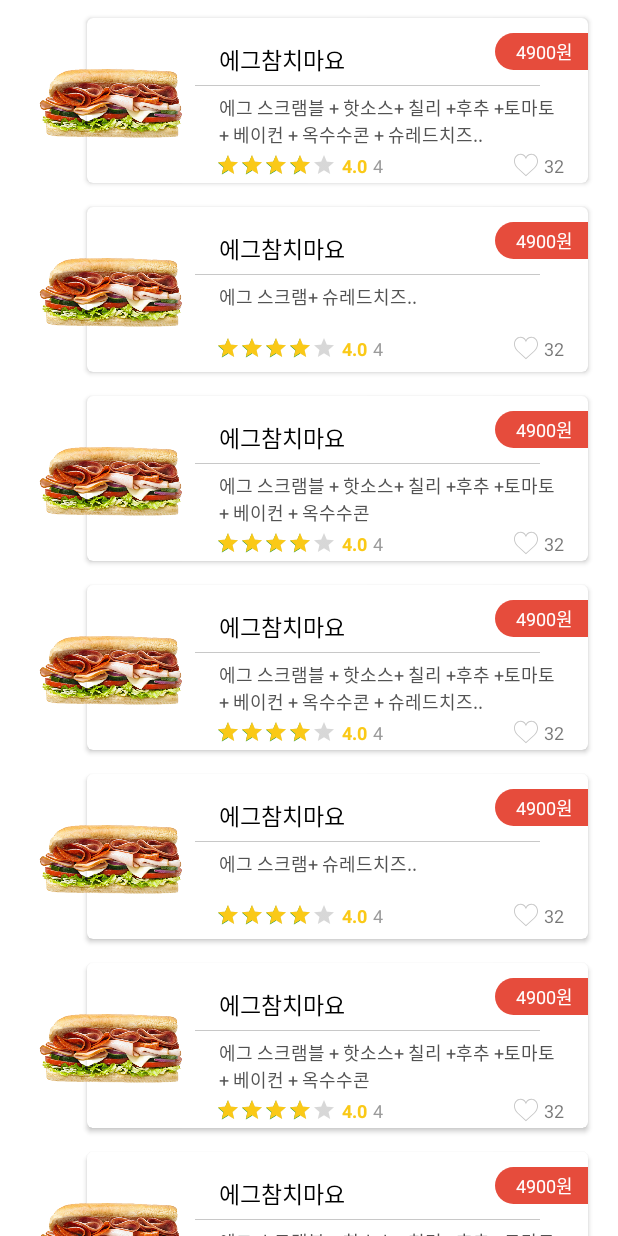
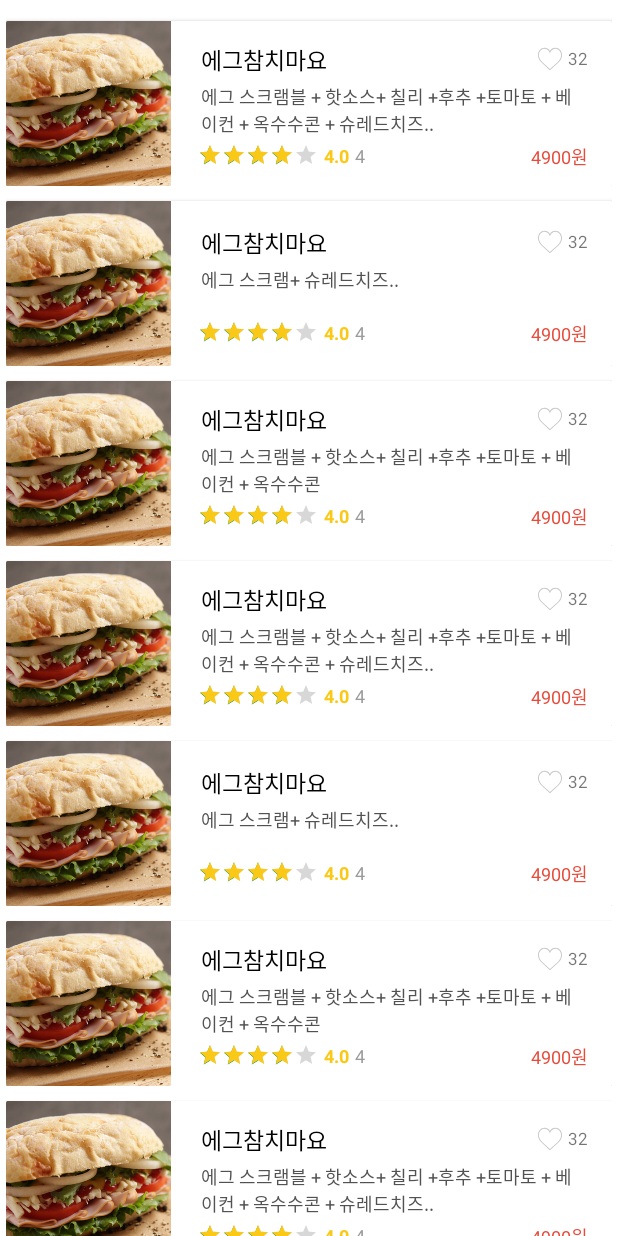
Before and after one commit to taeiim/Subway, an Android app: the fragment MypageServeRecyclerFragment shown on its own in the app's theme, on a phone screen of 412 x 824 dp. Run offline under Robolectric (Android 15) with nearby library versions, the phone set to English and light mode, and no system bars.

Commit message:
Change HoneyAll Linear item xml

```diff
--- a/app/src/main/java/com/example/parktaeim/subway/Adapter/HoneyAllAdapter.java
+++ b/app/src/main/java/com/example/parktaeim/subway/Adapter/HoneyAllAdapter.java
@@ -6,7 +6,9 @@ import android.support.v7.widget.RecyclerView;
 import android.view.LayoutInflater;
 import android.view.View;
 import android.view.ViewGroup;
+import android.widget.CompoundButton;
 import android.widget.ImageView;
+import android.widget.LinearLayout;
 import android.widget.RatingBar;
 import android.widget.TextView;
 import android.widget.ToggleButton;
@@ -14,6 +16,7 @@ import android.widget.ToggleButton;
 import com.example.parktaeim.subway.Activity.HoneyDetailActivity;
 import com.example.parktaeim.subway.Model.HoneyAllItem;
 import com.example.parktaeim.subway.R;
+import com.example.parktaeim.subway.SubwayAnimation;
 
 import java.util.ArrayList;
 
@@ -25,6 +28,7 @@ public class HoneyAllAdapter extends RecyclerView.Adapter<RecyclerView.ViewHolde
     private ArrayList<HoneyAllItem> honeyAllItemArrayList = new ArrayList<>();
     private int recyclerViewType;
     private Context context;
+    private SubwayAnimation subwayAnimation = new SubwayAnimation();
 
     public HoneyAllAdapter(ArrayList<HoneyAllItem> honeyAllItemArrayList, int recyclerViewType , Context context) {
         this.honeyAllItemArrayList = honeyAllItemArrayList;
@@ -35,11 +39,11 @@ public class HoneyAllAdapter extends RecyclerView.Adapter<RecyclerView.ViewHolde
     @Override
     public RecyclerView.ViewHolder onCreateViewHolder(ViewGroup parent, int viewType) {
         if(recyclerViewType == 1){
-            View view = LayoutInflater.from(parent.getContext()).inflate(R.layout.item_menu_all_grid,parent,false);
+            View view = LayoutInflater.from(parent.getContext()).inflate(R.layout.item_honey_all_grid,parent,false);
             return new ViewHolderGrid(view);
 
         }else {  //recyclerViewType == 2 (linear)
-            View view = LayoutInflater.from(parent.getContext()).inflate(R.layout.item_menu_all_linear,parent,false);
+            View view = LayoutInflater.from(parent.getContext()).inflate(R.layout.item_honey_all_linear,parent,false);
             return new ViewHolderLinear(view);
         }
     }
@@ -47,6 +51,7 @@ public class HoneyAllAdapter extends RecyclerView.Adapter<RecyclerView.ViewHolde
     @Override
     public void onBindViewHolder(RecyclerView.ViewHolder holder, int position) {
         HoneyAllItem currentItem = honeyAllItemArrayList.get(position);
+
         if(holder instanceof ViewHolderGrid){
             ((ViewHolderGrid)holder).honeyNameTv.setText(currentItem.getHoneyName());
             ((ViewHolderGrid)holder).honeyPriceTv.setText(currentItem.getHoneyPrice());
@@ -54,8 +59,15 @@ public class HoneyAllAdapter extends RecyclerView.Adapter<RecyclerView.ViewHolde
             ((ViewHolderGrid)holder).starTv.setText(String.valueOf(currentItem.getStarNum()));
             ((ViewHolderGrid)holder).starPeoCntTv.setText(String.valueOf(currentItem.getStarPeoCnt()));
             ((ViewHolderGrid)holder).heartCntTv.setText(String.valueOf(currentItem.getHeartCnt()));
+            ((ViewHolderGrid)holder).heartBtn.setOnCheckedChangeListener(new CompoundButton.OnCheckedChangeListener() {
+                @Override
+                public void onCheckedChanged(CompoundButton buttonView, boolean isChecked) {
+                    buttonView.startAnimation(subwayAnimation.setHearBtnAnimation());
+                }
+            });
+            ((ViewHolderGrid)holder).heartBtnLayout.setOnClickListener(v-> ((ViewHolderGrid)holder).heartBtn.toggle());
 
-        } else {
+            } else {
             ((ViewHolderLinear)holder).honeyNameTv.setText(currentItem.getHoneyName());
             ((ViewHolderLinear)holder).honeyPriceTv.setText(currentItem.getHoneyPrice());
             ((ViewHolderLinear)holder).honeyInfoTv.setText(currentItem.getHoneyInfo());
@@ -63,6 +75,13 @@ public class HoneyAllAdapter extends RecyclerView.Adapter<RecyclerView.ViewHolde
             ((ViewHolderLinear)holder).starPeoCntTv.setText(String.valueOf(currentItem.getStarPeoCnt()));
             ((ViewHolderLinear)holder).heartCntTv.setText(String.valueOf(currentItem.getHeartCnt()));
             ((ViewHolderLinear)holder).starRatingBar.setRating(currentItem.getStarNum());
+            ((ViewHolderLinear)holder).heartBtn.setOnCheckedChangeListener(new CompoundButton.OnCheckedChangeListener() {
+                @Override
+                public void onCheckedChanged(CompoundButton buttonView, boolean isChecked) {
+                    buttonView.startAnimation(subwayAnimation.setHearBtnAnimation());
+                }
+            });
+            ((ViewHolderLinear)holder).heartBtnLayout.setOnClickListener(v-> ((ViewHolderLinear)holder).heartBtn.toggle());
         }
 
         holder.itemView.setOnClickListener(v -> context.startActivity(new Intent(context, HoneyDetailActivity.class)));
@@ -82,17 +101,19 @@ public class HoneyAllAdapter extends RecyclerView.Adapter<RecyclerView.ViewHolde
         TextView heartCntTv;
         ToggleButton heartBtn;
         ImageView honeyImgView;
+        LinearLayout heartBtnLayout;
 
         public ViewHolderGrid(View itemView) {
             super(itemView);
-            honeyNameTv = (TextView) itemView.findViewById(R.id.allmenuGrid_nameTv);
-            honeyPriceTv = (TextView) itemView.findViewById(R.id.allmenuGrid_priceTv);
-            honeyInfoTv = (TextView) itemView.findViewById(R.id.allmenuGrid_infoTv);
-            starTv = (TextView) itemView.findViewById(R.id.allmenuGrid_starTv);
-            starPeoCntTv = (TextView) itemView.findViewById(R.id.allmenuGrid_starPeoCntTv);
-            heartCntTv = (TextView) itemView.findViewById(R.id.allmenuGrid_heartCnt);
-            heartBtn = (ToggleButton) itemView.findViewById(R.id.allmenuGrid_heartBtn);
-            honeyImgView = (ImageView) itemView.findViewById(R.id.allmenuGrid_imgView);
+            honeyNameTv = (TextView) itemView.findViewById(R.id.allhoneyGrid_nameTv);
+            honeyPriceTv = (TextView) itemView.findViewById(R.id.allhoneyGrid_priceTv);
+            honeyInfoTv = (TextView) itemView.findViewById(R.id.allhoneyGrid_infoTv);
+            starTv = (TextView) itemView.findViewById(R.id.allhoneyGrid_starTv);
+            starPeoCntTv = (TextView) itemView.findViewById(R.id.allhoneyGrid_starPeoCntTv);
+            heartCntTv = (TextView) itemView.findViewById(R.id.allhoneyGrid_heartCnt);
+            heartBtn = (ToggleButton) itemView.findViewById(R.id.allhoneyGrid_heartBtn);
+            honeyImgView = (ImageView) itemView.findViewById(R.id.allhoneyGrid_imgView);
+            heartBtnLayout = (LinearLayout) itemView.findViewById(R.id.grid_heartBtnLayout);
         }
     }
 
@@ -106,18 +127,20 @@ public class HoneyAllAdapter extends RecyclerView.Adapter<RecyclerView.ViewHolde
         RatingBar starRatingBar;
         ToggleButton heartBtn;
         ImageView honeyImgView;
+        LinearLayout heartBtnLayout;
 
         public ViewHolderLinear(View itemView) {
             super(itemView);
-            honeyNameTv = (TextView) itemView.findViewById(R.id.allmenuLinear_nameTv);
-            honeyPriceTv = (TextView) itemView.findViewById(R.id.allmenuLinear_priceTv);
-            honeyInfoTv = (TextView) itemView.findViewById(R.id.allmenuLinear_infoTv);
-            starTv = (TextView) itemView.findViewById(R.id.allmenuLinear_starTv);
-            starPeoCntTv = (TextView) itemView.findViewById(R.id.allmenuLinear_starPeoCntTv);
-            heartCntTv = (TextView) itemView.findViewById(R.id.allmenuLinear_heartCnt);
-            starRatingBar = (RatingBar) itemView.findViewById(R.id.allmenuLinear_ratingBar);
-            heartBtn = (ToggleButton) itemView.findViewById(R.id.allmenuLinear_heartBtn);
-            honeyImgView = (ImageView) itemView.findViewById(R.id.allmenuLinear_menuImgView);
+            honeyNameTv = (TextView) itemView.findViewById(R.id.allhoneyLinear_nameTv);
+            honeyPriceTv = (TextView) itemView.findViewById(R.id.allhoneyLinear_priceTv);
+            honeyInfoTv = (TextView) itemView.findViewById(R.id.allhoneyLinear_infoTv);
+            starTv = (TextView) itemView.findViewById(R.id.allhoneyLinear_starTv);
+            starPeoCntTv = (TextView) itemView.findViewById(R.id.allhoneyLinear_starPeoCntTv);
+            heartCntTv = (TextView) itemView.findViewById(R.id.allhoneyLinear_heartCnt);
+            starRatingBar = (RatingBar) itemView.findViewById(R.id.allhoneyLinear_ratingBar);
+            heartBtn = (ToggleButton) itemView.findViewById(R.id.allhoneyLinear_heartBtn);
+            honeyImgView = (ImageView) itemView.findViewById(R.id.allhoneyLinear_menuImgView);
+            heartBtnLayout = (LinearLayout) itemView.findViewById(R.id.linear_heartBtnLayout);
 
         }
     }
--- /dev/null
+++ b/app/src/main/res/layout/item_honey_all_linear.xml
@@ -0,0 +1,145 @@
+<?xml version="1.0" encoding="utf-8"?>
+<RelativeLayout xmlns:android="http://schemas.android.com/apk/res/android"
+    xmlns:app="http://schemas.android.com/apk/res-auto"
+    android:layout_width="match_parent"
+    android:layout_height="wrap_content">
+
+    <android.support.v7.widget.CardView
+        android:layout_width="match_parent"
+        android:layout_height="110dp"
+        android:layout_marginTop="10dp"
+        app:cardCornerRadius="1dp">
+
+        <LinearLayout
+            android:layout_width="match_parent"
+            android:layout_height="match_parent"
+            android:orientation="horizontal">
+
+            <ImageView
+                android:id="@+id/allhoneyLinear_menuImgView"
+                android:layout_width="110dp"
+                android:layout_height="match_parent"
+                android:scaleType="centerCrop"
+                android:src="@drawable/img_subway_full" />
+
+
+            <LinearLayout
+                android:layout_width="match_parent"
+                android:layout_height="match_parent"
+                android:layout_marginLeft="18dp"
+                android:layout_marginRight="16dp"
+                android:layout_marginTop="4dp"
+                android:gravity="center_vertical"
+                android:orientation="vertical">
+
+                <RelativeLayout
+                    android:layout_width="match_parent"
+                    android:layout_height="wrap_content"
+                    android:orientation="horizontal"
+                    android:paddingLeft="2dp">
+
+                    <TextView
+                        android:id="@+id/allhoneyLinear_nameTv"
+                        android:layout_width="wrap_content"
+                        android:layout_height="wrap_content"
+                        android:text="에그참치마요"
+                        android:textColor="#000"
+                        android:textSize="15dp" />
+
+
+                    <LinearLayout
+                        android:id="@+id/linear_heartBtnLayout"
+                        android:layout_width="wrap_content"
+                        android:layout_height="wrap_content"
+                        android:orientation="horizontal"
+                        android:layout_alignParentRight="true"
+                        android:layout_centerVertical="true"
+                        android:gravity="center_vertical">
+
+                        <ToggleButton
+                            android:id="@+id/allhoneyLinear_heartBtn"
+                            android:layout_width="16dp"
+                            android:layout_height="16dp"
+                            android:background="@drawable/button_heart"
+                            android:checked="false"
+                            android:text=""
+                            android:textOff=""
+                            android:textOn="" />
+
+                        <TextView
+                            android:id="@+id/allhoneyLinear_heartCnt"
+                            android:layout_width="wrap_content"
+                            android:layout_height="wrap_content"
+                            android:layout_marginLeft="4dp"
+                            android:text="163"
+                            android:textSize="11dp" />
+                    </LinearLayout>
+                </RelativeLayout>
+
+
+                <TextView
+                    android:id="@+id/allhoneyLinear_infoTv"
+                    android:layout_width="match_parent"
+                    android:layout_height="wrap_content"
+                    android:layout_marginTop="4dp"
+                    android:maxLines="2"
+                    android:minLines="2"
+                    android:paddingLeft="2dp"
+                    android:text="에그 스크램블 + 핫소스+ 칠리 +후추 +토마토 + 베이컨 + 옥수수콘 + 슈레드치즈.."
+                    android:textColor="#525252"
+                    android:textSize="12dp" />
+
+                <RelativeLayout
+                    android:layout_width="match_parent"
+                    android:layout_height="wrap_content"
+                    android:layout_marginTop="4dp">
+
+                    <RatingBar
+                        android:id="@+id/allhoneyLinear_ratingBar"
+                        style="?android:attr/ratingBarStyleSmall"
+                        android:layout_width="wrap_content"
+                        android:layout_height="wrap_content"
+                        android:isIndicator="false"
+                        android:max="5"
+                        android:numStars="5"
+                        android:progressTint="#FAC917"
+                        android:rating="4"
+                        android:stepSize="0.5" />
+
+                    <TextView
+                        android:id="@+id/allhoneyLinear_starTv"
+                        android:layout_width="wrap_content"
+                        android:layout_height="wrap_content"
+                        android:layout_toRightOf="@id/allhoneyLinear_ratingBar"
+                        android:paddingLeft="4dp"
+                        android:text="4.0"
+                        android:textColor="@color/colorPrimary"
+                        android:textSize="12dp"
+                        android:textStyle="bold" />
+
+                    <TextView
+                        android:id="@+id/allhoneyLinear_starPeoCntTv"
+                        android:layout_width="wrap_content"
+                        android:layout_height="wrap_content"
+                        android:layout_toRightOf="@id/allhoneyLinear_starTv"
+                        android:paddingLeft="4dp"
+                        android:text="(28)"
+                        android:textColor="#9b9b9b"
+                        android:textSize="12dp" />
+
+                    <TextView
+                        android:id="@+id/allhoneyLinear_priceTv"
+                        android:layout_width="wrap_content"
+                        android:layout_height="wrap_content"
+                        android:layout_alignParentRight="true"
+                        android:text="4900원"
+                        android:textColor="@color/colorTextDarkPink"
+                        android:textSize="12dp" />
+
+                </RelativeLayout>
+            </LinearLayout>
+        </LinearLayout>
+    </android.support.v7.widget.CardView>
+
+
+</RelativeLayout>
--- a/app/src/main/res/layout/item_honey_rank.xml
+++ b/app/src/main/res/layout/item_honey_rank.xml
@@ -21,7 +21,7 @@
         android:layout_toLeftOf="@id/honeyRank_imgView"
         android:orientation="vertical"
         android:gravity="center_vertical"
-        android:layout_marginRight="4dp">
+        android:layout_marginRight="8dp">
 
         <TextView
             android:id="@+id/honeyRank_titleTv"
--- a/app/src/main/res/layout/item_menu_all_linear.xml
+++ /dev/null
@@ -1,155 +0,0 @@
-<?xml version="1.0" encoding="utf-8"?>
-<RelativeLayout xmlns:android="http://schemas.android.com/apk/res/android"
-    xmlns:app="http://schemas.android.com/apk/res-auto"
-    android:layout_width="match_parent"
-    android:layout_height="wrap_content">
-
-    <android.support.v7.widget.CardView
-        android:layout_width="match_parent"
-        android:layout_height="110dp"
-        android:layout_alignParentRight="true"
-        android:layout_marginBottom="8dp"
-        android:layout_marginRight="16dp"
-        android:layout_marginLeft="54dp"
-        android:layout_marginTop="8dp"
-        app:cardCornerRadius="4dp">
-
-        <RelativeLayout
-            android:layout_width="match_parent"
-            android:layout_height="match_parent"
-            android:layout_marginTop="10dp">
-            <TextView
-                android:id="@+id/allmenuLinear_priceTv"
-                android:layout_width="wrap_content"
-                android:layout_height="wrap_content"
-                android:text="4900원"
-                android:layout_alignParentRight="true"
-                android:background="@drawable/left_corner_darkpink"
-                android:textColor="#fff"
-                android:paddingBottom="3dp"
-                android:paddingTop="3dp"
-                android:paddingLeft="14dp"
-                android:paddingRight="10dp"
-                android:textSize="12dp" />
-        </RelativeLayout>
-    </android.support.v7.widget.CardView>
-
-
-    <LinearLayout
-        android:layout_width="310dp"
-        android:layout_height="110dp"
-        android:layout_marginBottom="8dp"
-        android:layout_marginRight="16dp"
-        android:layout_marginTop="8dp"
-        android:layout_toRightOf="@id/allmenuLinear_menuImgView"
-        android:elevation="10dp"
-        android:orientation="vertical">
-
-        <TextView
-            android:id="@+id/allmenuLinear_nameTv"
-            android:layout_width="wrap_content"
-            android:layout_height="wrap_content"
-            android:paddingBottom="5dp"
-            android:paddingLeft="16dp"
-            android:paddingTop="16dp"
-            android:text="에그참치마요"
-            android:textColor="#000"
-            android:textSize="15dp" />
-
-
-        <View
-            android:layout_width="match_parent"
-            android:layout_height="0.5dp"
-            android:layout_marginRight="32dp"
-            android:background="#C8C8C8" />
-
-        <LinearLayout
-            android:layout_width="match_parent"
-            android:layout_height="match_parent"
-            android:paddingLeft="14dp"
-            android:paddingRight="16dp"
-            android:paddingTop="5dp"
-            android:orientation="vertical">
-
-            <TextView
-                android:id="@+id/allmenuLinear_infoTv"
-                android:layout_width="match_parent"
-                android:layout_height="wrap_content"
-                android:text="에그 스크램블 + 핫소스+ 칠리 +후추 +토마토 + 베이컨 + 옥수수콘 + 슈레드치즈.."
-                android:textColor="#525252"
-                android:textSize="12dp"
-                android:paddingLeft="2dp"
-                android:minLines="2"
-                android:maxLines="2"/>
-
-            <RelativeLayout
-                android:layout_width="match_parent"
-                android:layout_height="match_parent"
-                android:layout_marginTop="3dp">
-
-                <RatingBar
-                    android:id="@+id/allmenuLinear_ratingBar"
-                    style="?android:attr/ratingBarStyleSmall"
-                    android:layout_width="wrap_content"
-                    android:layout_height="wrap_content"
-                    android:isIndicator="false"
-                    android:max="5"
-                    android:numStars="5"
-                    android:progressTint="#FAC917"
-                    android:rating="4"
-                    android:stepSize="0.5" />
-
-                <TextView
-                    android:id="@+id/allmenuLinear_starTv"
-                    android:layout_width="wrap_content"
-                    android:layout_height="wrap_content"
-                    android:layout_toRightOf="@id/allmenuLinear_ratingBar"
-                    android:paddingLeft="4dp"
-                    android:text="4.0"
-                    android:textColor="@color/colorPrimary"
-                    android:textSize="12dp"
-                    android:textStyle="bold" />
-
-                <TextView
-                    android:id="@+id/allmenuLinear_starPeoCntTv"
-                    android:layout_width="wrap_content"
-                    android:layout_height="wrap_content"
-                    android:layout_toRightOf="@id/allmenuLinear_starTv"
-                    android:paddingLeft="4dp"
-                    android:text="(28)"
-                    android:textColor="#9b9b9b"
-                    android:textSize="12dp" />
-
-                <ToggleButton
-                    android:id="@+id/allmenuLinear_heartBtn"
-                    android:layout_width="16dp"
-                    android:layout_height="16dp"
-                    android:layout_toLeftOf="@+id/allmenuLinear_heartCnt"
-                    android:background="@drawable/button_heart"
-                    android:checked="false"
-                    android:text=""
-                    android:textOff=""
-                    android:textOn="" />
-
-                <TextView
-                    android:id="@+id/allmenuLinear_heartCnt"
-                    android:layout_width="wrap_content"
-                    android:layout_height="wrap_content"
-                    android:layout_alignParentRight="true"
-                    android:layout_marginLeft="4dp"
-                    android:text="163"
-                    android:textSize="12dp" />
-
-            </RelativeLayout>
-        </LinearLayout>
-    </LinearLayout>
-
-    <ImageView
-        android:id="@+id/allmenuLinear_menuImgView"
-        android:layout_width="110dp"
-        android:layout_height="75dp"
-        android:layout_centerVertical="true"
-        android:layout_marginLeft="16dp"
-        android:elevation="10dp"
-        android:src="@drawable/img_subway" />
-</RelativeLayout>
```
Also changed, not shown: app/src/main/res/layout/activity_honey_all.xml (+11 -4 lines), app/src/main/res/layout/activity_review.xml (+5 -4 lines), app/src/main/res/layout/item_honey_all_grid.xml (renamed from app/src/main/res/layout/item_menu_all_grid.xml, +15 -16 lines).
